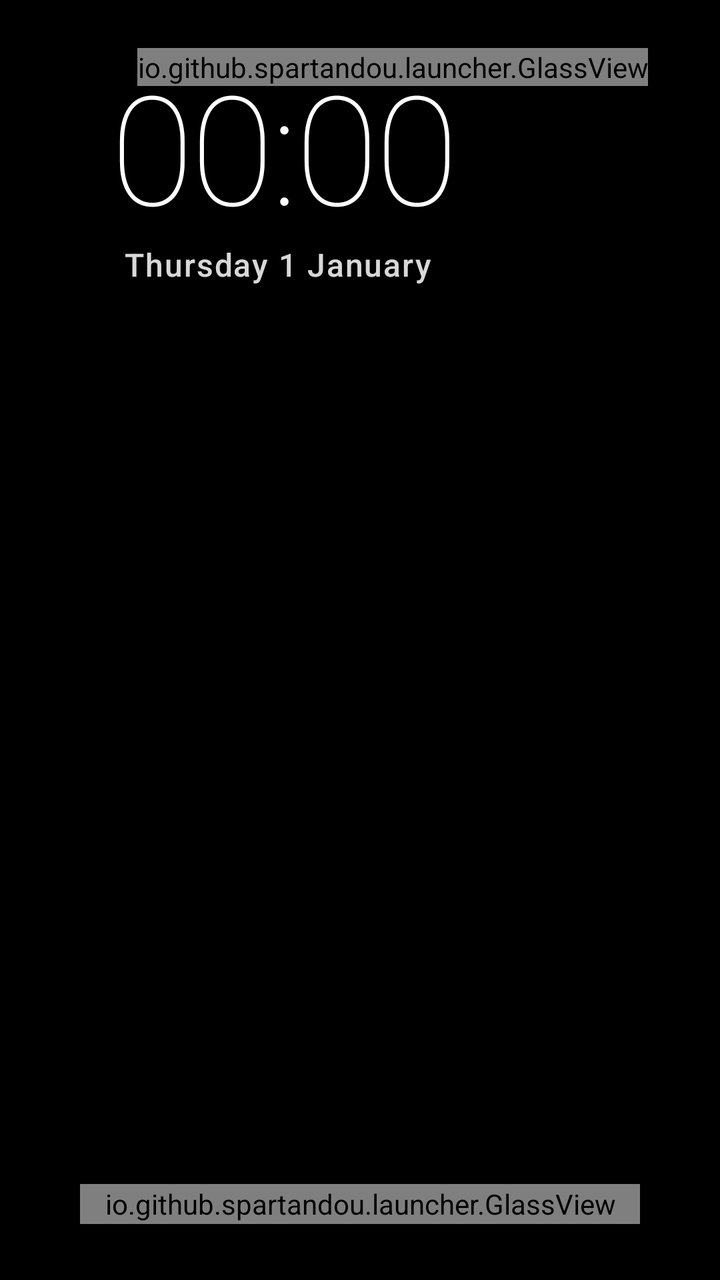
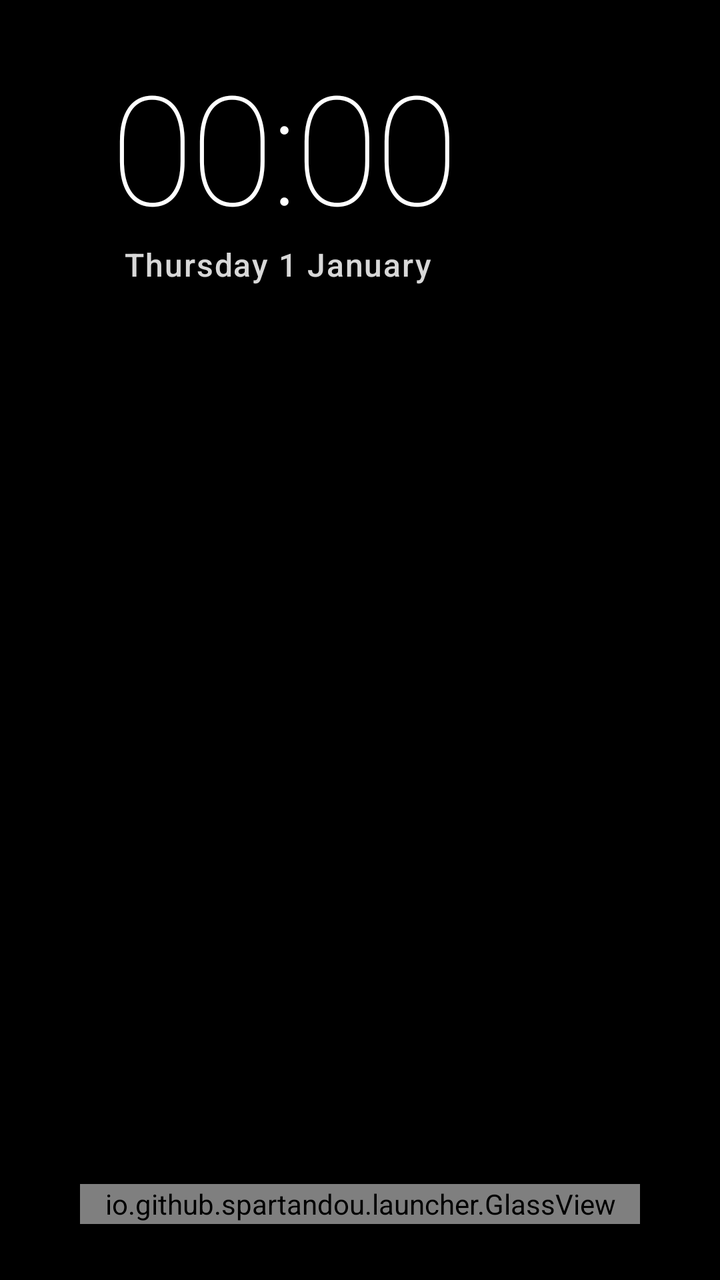

Before-and-after screenshots of an Android layout around one commit, followed by the original layout XML and the change that was made.
<!-- AndroidManifest.xml: application theme Theme.Launcher -->
<!-- res/layout/activity_home.xml -->
<?xml version="1.0" encoding="utf-8"?>
<FrameLayout xmlns:android="http://schemas.android.com/apk/res/android"
    android:layout_width="match_parent"
    android:layout_height="match_parent"
    android:background="@android:color/black">

    
    <FrameLayout
        android:id="@+id/slides"
        android:layout_width="match_parent"
        android:layout_height="match_parent">

        <include layout="@layout/slide" />

        <include layout="@layout/slide" />
    </FrameLayout>

    
    <View
        android:id="@+id/top_scrim"
        android:layout_width="match_parent"
        android:layout_height="220dp"
        android:background="@drawable/scrim_top" />

    <View
        android:id="@+id/bottom_scrim"
        android:layout_width="match_parent"
        android:layout_height="200dp"
        android:layout_gravity="bottom"
        android:background="@drawable/scrim_bottom" />

    <LinearLayout
        android:id="@+id/clock_box"
        android:layout_width="wrap_content"
        android:layout_height="wrap_content"
        android:layout_marginStart="56dp"
        android:layout_marginTop="32dp"
        android:layout_marginEnd="56dp"
        android:orientation="vertical">

        <TextClock
            style="@style/ShadowText"
            android:layout_width="wrap_content"
            android:layout_height="wrap_content"
            android:fontFamily="sans-serif-thin"
            android:format12Hour="HH:mm"
            android:format24Hour="HH:mm"
            android:includeFontPadding="false"
            android:letterSpacing="-0.02"
            android:textSize="76sp" />

        <TextClock
            style="@style/ShadowText"
            android:layout_width="wrap_content"
            android:layout_height="wrap_content"
            android:layout_marginStart="6dp"
            android:alpha="0.85"
            android:fontFamily="sans-serif-medium"
            android:format12Hour="EEEE d MMMM"
            android:format24Hour="EEEE d MMMM"
            android:letterSpacing="0.04"
            android:textSize="16sp" />

        
        <TextView
            android:id="@+id/weather"
            style="@style/ShadowText"
            android:layout_width="wrap_content"
            android:layout_height="wrap_content"
            android:layout_marginStart="6dp"
            android:layout_marginTop="6dp"
            android:alpha="0.9"
            android:textSize="16sp"
            android:visibility="gone" />
    </LinearLayout>

    
    <LinearLayout
        android:id="@+id/info_box"
        android:layout_width="wrap_content"
        android:layout_height="wrap_content"
        android:layout_gravity="top|end"
        android:layout_marginStart="36dp"
        android:layout_marginTop="24dp"
        android:layout_marginEnd="36dp"
        android:gravity="end"
        android:orientation="vertical">

        <FrameLayout
            android:id="@+id/status_box"
            android:layout_width="wrap_content"
            android:layout_height="wrap_content">

            <io.github.spartandou.launcher.GlassView
                android:id="@+id/status_glass"
                android:layout_width="match_parent"
                android:layout_height="match_parent" />

            

            <LinearLayout
                android:id="@+id/status_row"
                android:layout_width="match_parent"
                android:layout_height="match_parent"
                android:gravity="center_vertical"
                android:orientation="horizontal"
                android:paddingStart="14dp"
                android:paddingTop="6dp"
                android:paddingEnd="14dp"
                android:paddingBottom="6dp" />
        </FrameLayout>

        
        <FrameLayout
            android:id="@+id/caption_box"
            android:layout_width="wrap_content"
            android:layout_height="wrap_content"
            android:layout_marginTop="10dp"
            android:alpha="0">

            <io.github.spartandou.launcher.GlassView
                android:id="@+id/caption_glass"
                android:layout_width="match_parent"
                android:layout_height="match_parent" />

            <LinearLayout
                android:layout_width="match_parent"
                android:layout_height="match_parent"
                android:gravity="end"
                android:orientation="vertical"
                android:paddingStart="16dp"
                android:paddingTop="8dp"
                android:paddingEnd="16dp"
                android:paddingBottom="9dp">

                <TextView
                    android:id="@+id/caption"
                    android:layout_width="wrap_content"
                    android:layout_height="wrap_content"
                    android:ellipsize="end"
                    android:fontFamily="sans-serif-medium"
                    android:maxWidth="380dp"
                    android:maxLines="1"
                    android:textColor="#FFFFFFFF"
                    android:textSize="15sp" />

                <TextView
                    android:id="@+id/caption_date"
                    android:layout_width="wrap_content"
                    android:layout_height="wrap_content"
                    android:letterSpacing="0.03"
                    android:textColor="#B3FFFFFF"
                    android:textSize="12sp" />
            </LinearLayout>
        </FrameLayout>
    </LinearLayout>

    <LinearLayout
        android:id="@+id/dock"
        android:layout_width="match_parent"
        android:layout_height="wrap_content"
        android:layout_gravity="bottom"
        android:layout_marginBottom="28dp"
        android:orientation="vertical">

        <TextView
            android:id="@+id/focused_label"
            style="@style/ShadowText"
            android:layout_width="wrap_content"
            android:layout_height="wrap_content"
            android:layout_marginStart="68dp"
            android:layout_marginBottom="8dp"
            android:fontFamily="sans-serif-medium"
            android:letterSpacing="0.02"
            android:textSize="17sp" />

        
        <FrameLayout
            android:layout_width="match_parent"
            android:layout_height="wrap_content"
            android:layout_marginStart="40dp"
            android:layout_marginEnd="40dp"
            android:clipChildren="false"
            android:clipToPadding="false">

            <io.github.spartandou.launcher.GlassView
                android:id="@+id/dock_glass"
                android:layout_width="match_parent"
                android:layout_height="match_parent" />

            
            <LinearLayout
                android:id="@+id/rows"
                android:layout_width="match_parent"
                android:layout_height="wrap_content"
                android:clipChildren="false"
                android:clipToPadding="false"
                android:orientation="vertical"
                android:paddingTop="10dp"
                android:paddingBottom="10dp" />
        </FrameLayout>
    </LinearLayout>

    
    <FrameLayout
        android:id="@+id/all_apps"
        android:layout_width="match_parent"
        android:layout_height="match_parent"
        android:visibility="gone">

        <io.github.spartandou.launcher.GlassView
            android:id="@+id/all_apps_glass"
            android:layout_width="match_parent"
            android:layout_height="match_parent" />

        <TextView
            style="@style/ShadowText"
            android:layout_width="wrap_content"
            android:layout_height="wrap_content"
            android:layout_marginStart="60dp"
            android:layout_marginTop="36dp"
            android:fontFamily="sans-serif-light"
            android:text="@string/all_apps"
            android:textSize="32sp" />

        <TextView
            android:layout_width="wrap_content"
            android:layout_height="wrap_content"
            android:layout_gravity="end"
            android:layout_marginTop="50dp"
            android:layout_marginEnd="60dp"
            android:text="@string/all_apps_hint"
            android:textColor="#B3FFFFFF"
            android:textSize="14sp" />

        <ScrollView
            android:layout_width="match_parent"
            android:layout_height="match_parent"
            android:layout_marginTop="96dp"
            android:clipToPadding="false"
            android:scrollbars="none">

            <GridLayout
                android:id="@+id/grid"
                android:layout_width="wrap_content"
                android:layout_height="wrap_content"
                android:layout_gravity="center_horizontal"
                android:clipChildren="false"
                android:clipToPadding="false"
                android:columnCount="5"
                android:paddingTop="12dp"
                android:paddingBottom="48dp" />
        </ScrollView>
    </FrameLayout>
</FrameLayout>
<!-- res/layout/slide.xml (included above) -->
<?xml version="1.0" encoding="utf-8"?>
<FrameLayout xmlns:android="http://schemas.android.com/apk/res/android"
    android:layout_width="match_parent"
    android:layout_height="match_parent">

    <ImageView
        android:layout_width="match_parent"
        android:layout_height="match_parent"
        android:importantForAccessibility="no"
        android:scaleType="centerCrop"
        android:tint="#80000000"
        android:tintMode="src_atop" />

    <ImageView
        android:layout_width="match_parent"
        android:layout_height="match_parent"
        android:importantForAccessibility="no"
        android:scaleType="centerCrop" />
</FrameLayout>
<!-- resources referenced by this layout -->
<resources>
  <!-- drawable scrim_bottom (drawable) -->
  <shape xmlns:android="http://schemas.android.com/apk/res/android">
      <gradient android:angle="90" android:startColor="#CC000000" android:centerColor="#55000000" android:endColor="#00000000" />
  </shape>
  <!-- drawable scrim_top (drawable) -->
  <shape xmlns:android="http://schemas.android.com/apk/res/android">
      <gradient android:angle="270" android:startColor="#99000000" android:centerColor="#33000000" android:endColor="#00000000" />
  </shape>
  <string name="all_apps">Toutes les applis</string>
  <string name="all_apps_hint">Appui long sur OK : ajouter à l\'accueil ou retirer</string>
  <style name="ShadowText">
          <item name="android:textColor">#FFFFFFFF</item>
          <item name="android:shadowColor">#99000000</item>
          <item name="android:shadowRadius">8</item>
          <item name="android:shadowDy">1</item>
      </style>
  <style name="Theme.Launcher" parent="@android:style/Theme.DeviceDefault.NoActionBar.Fullscreen">
          <item name="android:windowBackground">@android:color/black</item>
          <item name="android:windowShowWallpaper">false</item>
          <item name="android:windowNoTitle">true</item>
          <item name="android:windowAnimationStyle">@android:style/Animation.Activity</item>
          <item name="android:colorAccent">#FFFFFFFF</item>
      </style>
</resources>

<!-- the commit's change to res/layout/activity_home.xml (unified diff, before → after) -->
@@ -86,73 +86,44 @@
         android:gravity="end"
         android:orientation="vertical">
 
-        <FrameLayout
+        
+        <LinearLayout
             android:id="@+id/status_box"
             android:layout_width="wrap_content"
-            android:layout_height="wrap_content">
-
-            <io.github.spartandou.launcher.GlassView
-                android:id="@+id/status_glass"
-                android:layout_width="match_parent"
-                android:layout_height="match_parent" />
-
-            
-
-            <LinearLayout
-                android:id="@+id/status_row"
-                android:layout_width="match_parent"
-                android:layout_height="match_parent"
-                android:gravity="center_vertical"
-                android:orientation="horizontal"
-                android:paddingStart="14dp"
-                android:paddingTop="6dp"
-                android:paddingEnd="14dp"
-                android:paddingBottom="6dp" />
-        </FrameLayout>
-
-        
-        <FrameLayout
+            android:layout_height="wrap_content"
+            android:gravity="center_vertical"
+            android:orientation="horizontal" />
+
+        
+        <LinearLayout
             android:id="@+id/caption_box"
             android:layout_width="wrap_content"
             android:layout_height="wrap_content"
-            android:layout_marginTop="10dp"
-            android:alpha="0">
-
-            <io.github.spartandou.launcher.GlassView
-                android:id="@+id/caption_glass"
-                android:layout_width="match_parent"
-                android:layout_height="match_parent" />
-
-            <LinearLayout
-                android:layout_width="match_parent"
-                android:layout_height="match_parent"
-                android:gravity="end"
-                android:orientation="vertical"
-                android:paddingStart="16dp"
-                android:paddingTop="8dp"
-                android:paddingEnd="16dp"
-                android:paddingBottom="9dp">
-
-                <TextView
-                    android:id="@+id/caption"
-                    android:layout_width="wrap_content"
-                    android:layout_height="wrap_content"
-                    android:ellipsize="end"
-                    android:fontFamily="sans-serif-medium"
-                    android:maxWidth="380dp"
-                    android:maxLines="1"
-                    android:textColor="#FFFFFFFF"
-                    android:textSize="15sp" />
-
-                <TextView
-                    android:id="@+id/caption_date"
-                    android:layout_width="wrap_content"
-                    android:layout_height="wrap_content"
-                    android:letterSpacing="0.03"
-                    android:textColor="#B3FFFFFF"
-                    android:textSize="12sp" />
-            </LinearLayout>
-        </FrameLayout>
+            android:layout_marginTop="12dp"
+            android:alpha="0"
+            android:gravity="end"
+            android:orientation="vertical">
+
+            <TextView
+                android:id="@+id/caption"
+                style="@style/ShadowText"
+                android:layout_width="wrap_content"
+                android:layout_height="wrap_content"
+                android:ellipsize="end"
+                android:fontFamily="sans-serif-medium"
+                android:maxWidth="380dp"
+                android:maxLines="1"
+                android:textSize="16sp" />
+
+            <TextView
+                android:id="@+id/caption_date"
+                style="@style/ShadowText"
+                android:layout_width="wrap_content"
+                android:layout_height="wrap_content"
+                android:alpha="0.8"
+                android:letterSpacing="0.03"
+                android:textSize="13sp" />
+        </LinearLayout>
     </LinearLayout>
 
     <LinearLayout
